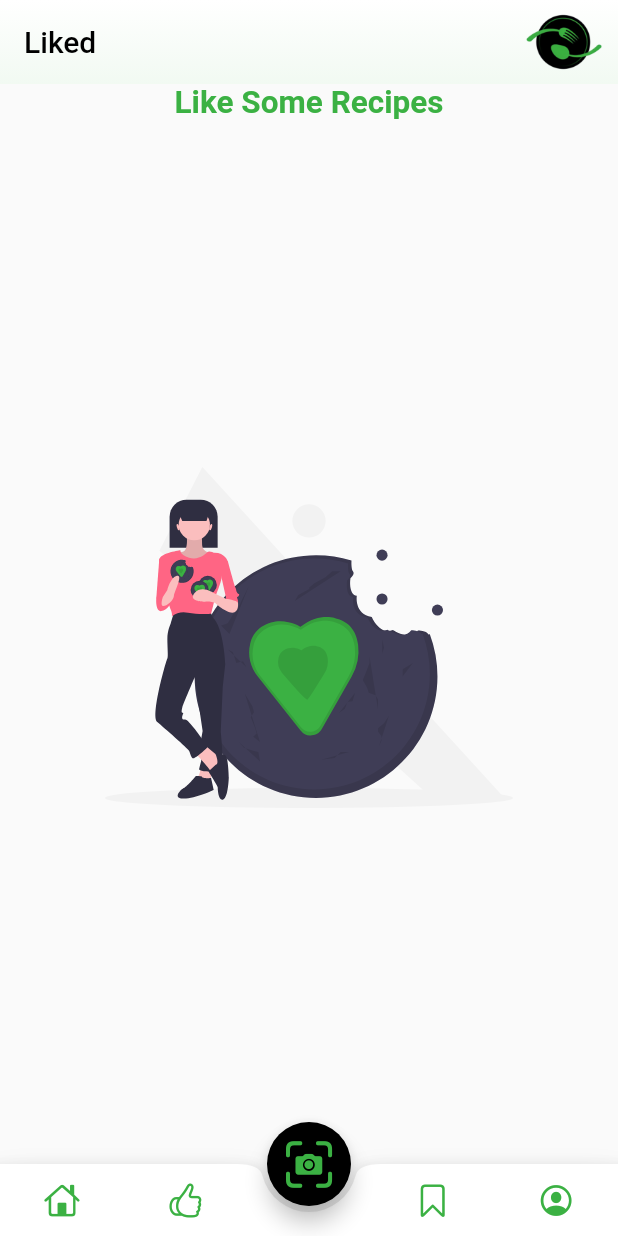
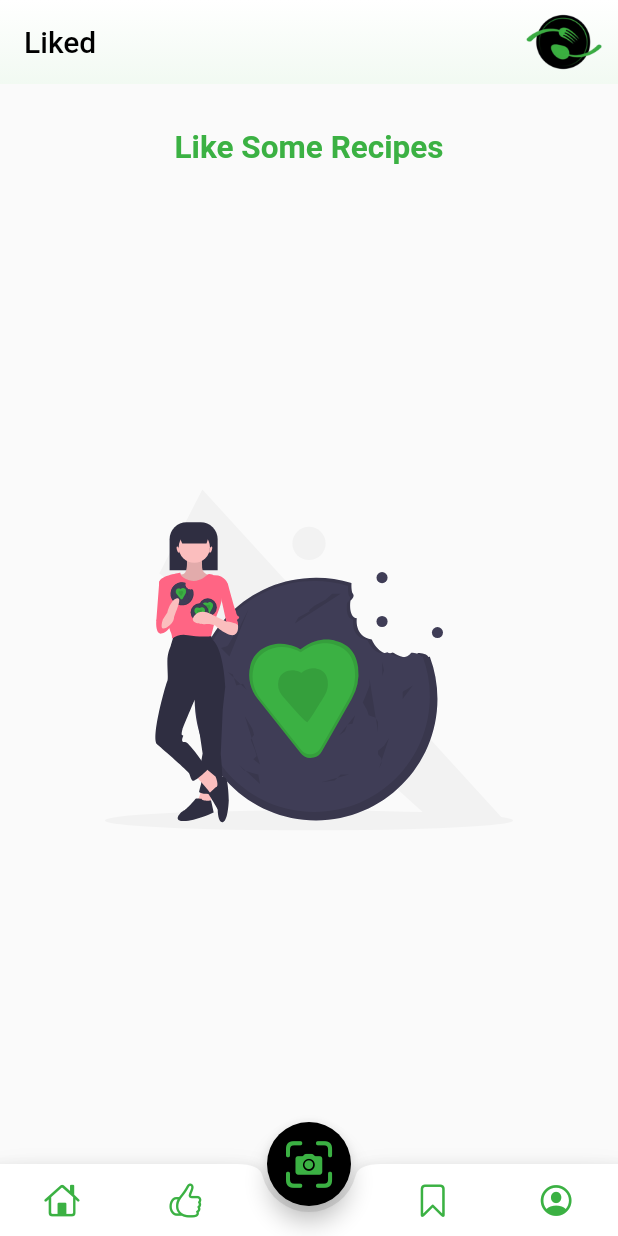
Before and after one commit to Meet-Turakhia/Makeat, a Flutter app: the Likes screen opened directly, on a phone screen of 412 x 824 dp. Run offline on Flutter 3.47's test engine with Material 2 defaults, Android fonts, the phone set to English and light mode, and no system bars; our stand-ins replace cloud_firestore, firebase_auth, firebase_core, flutter_svg, flutter_tindercard, fluttertoast and 5 more; accounts and stored records are empty; Roboto replaces fonts that are missing (Ubuntu).

Commit message:
reformatted title

```diff
--- a/lib/pages/likes.dart
+++ b/lib/pages/likes.dart
@@ -248,14 +248,17 @@ class _LikesState extends State<Likes> {
                 Row(
                   mainAxisAlignment: MainAxisAlignment.center,
                   children: [
-                    Text(
-                      likePageTitle,
-                      style: mfontgbl21,
+                    Padding(
+                      padding: const EdgeInsets.only(top: 30),
+                      child: Text(
+                        likePageTitle,
+                        style: mfontgbl21,
+                      ),
                     ),
                   ],
                 ),
                 Container(
-                  padding: EdgeInsets.only(top: 30),
+                  padding: EdgeInsets.only(top: 60),
                   child: StreamBuilder<List<DocumentSnapshot>>(
                     stream: streamController,
                     builder: (context, snapshot) {
```
